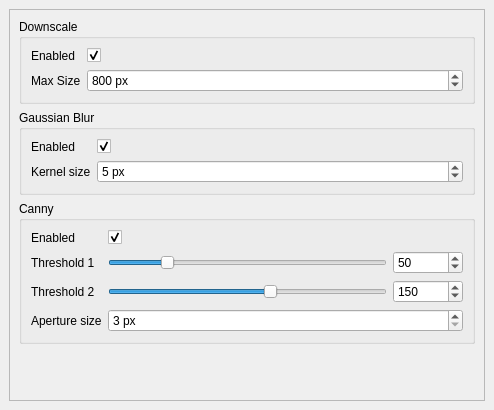
First picture: the form in src/preprocessor/gui/properties_dock.ui, repository CAMBioMed/preprocessor, before the edit.
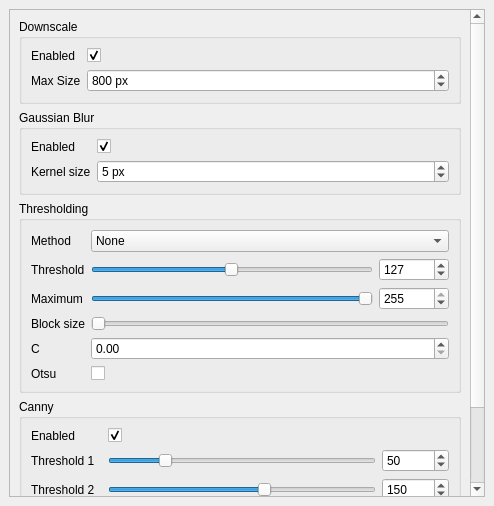
Second picture: the form after the edit.

Commit message: Trying to add thresholding

Patch:
```diff
--- a/src/preprocessor/gui/properties_dock.ui
+++ b/src/preprocessor/gui/properties_dock.ui
@@ -7,7 +7,7 @@
     <x>0</x>
     <y>0</y>
     <width>494</width>
-    <height>410</height>
+    <height>506</height>
    </rect>
   </property>
   <property name="windowTitle">
@@ -26,7 +26,7 @@
          <x>0</x>
          <y>0</y>
          <width>460</width>
-         <height>434</height>
+         <height>662</height>
         </rect>
        </property>
        <property name="sizePolicy">
@@ -36,7 +36,7 @@
         </sizepolicy>
        </property>
        <layout class="QGridLayout" name="layoutScrollAreaPropertiesDock">
-        <item row="3" column="0">
+        <item row="4" column="0">
          <spacer name="verticalSpacer">
           <property name="orientation">
            <enum>Qt::Orientation::Vertical</enum>
@@ -159,8 +159,8 @@
           </layout>
          </widget>
         </item>
-        <item row="2" column="0">
-         <widget class="QGroupBox" name="group2Canny">
+        <item row="3" column="0">
+         <widget class="QGroupBox" name="group3Canny">
           <property name="sizePolicy">
            <sizepolicy hsizetype="Preferred" vsizetype="Fixed">
             <horstretch>0</horstretch>
@@ -306,6 +306,202 @@
           </layout>
          </widget>
         </item>
+        <item row="2" column="0">
+         <widget class="QGroupBox" name="group2Threshold">
+          <property name="title">
+           <string>Thresholding</string>
+          </property>
+          <layout class="QFormLayout" name="formLayout">
+           <item row="0" column="0">
+            <widget class="QLabel" name="labelThresholdingMethod">
+             <property name="text">
+              <string>Method</string>
+             </property>
+            </widget>
+           </item>
+           <item row="0" column="1">
+            <widget class="QComboBox" name="comboboxThresholdingMethod">
+             <item>
+              <property name="text">
+               <string>None</string>
+              </property>
+             </item>
+             <item>
+              <property name="text">
+               <string>Binary</string>
+              </property>
+             </item>
+             <item>
+              <property name="text">
+               <string>BinaryINV</string>
+              </property>
+             </item>
+             <item>
+              <property name="text">
+               <string>Trunc</string>
+              </property>
+             </item>
+             <item>
+              <property name="text">
+               <string>ToZero</string>
+              </property>
+             </item>
+             <item>
+              <property name="text">
+               <string>ToZeroINV</string>
+              </property>
+             </item>
+             <item>
+              <property name="text">
+               <string>Mean</string>
+              </property>
+             </item>
+             <item>
+              <property name="text">
+               <string>Gaussian</string>
+              </property>
+             </item>
+            </widget>
+           </item>
+           <item row="1" column="0">
+            <widget class="QLabel" name="labelThresholdingThreshold">
+             <property name="text">
+              <string>Threshold</string>
+             </property>
+            </widget>
+           </item>
+           <item row="2" column="0">
+            <widget class="QLabel" name="labelThresholdingMaximum">
+             <property name="text">
+              <string>Maximum</string>
+             </property>
+            </widget>
+           </item>
+           <item row="3" column="0">
+            <widget class="QLabel" name="labelThresholdingBlockSize">
+             <property name="text">
+              <string>Block size</string>
+             </property>
+            </widget>
+           </item>
+           <item row="4" column="0">
+            <widget class="QLabel" name="labelThresholdingC">
+             <property name="text">
+              <string>C</string>
+             </property>
+            </widget>
+           </item>
+           <item row="5" column="0">
+            <widget class="QLabel" name="labelThresholdingOtsu">
+             <property name="text">
+              <string>Otsu</string>
+             </property>
+            </widget>
+           </item>
+           <item row="5" column="1">
+            <widget class="QCheckBox" name="checkboxThresholdingOtsu">
+             <property name="text">
+              <string/>
+             </property>
+            </widget>
+           </item>
+           <item row="1" column="1">
+            <layout class="QHBoxLayout" name="layoutThresholdingThreshold">
+             <item>
+              <widget class="QSlider" name="sliderThresholdingThreshold">
+               <property name="sizePolicy">
+                <sizepolicy hsizetype="Expanding" vsizetype="Fixed">
+                 <horstretch>4</horstretch>
+                 <verstretch>0</verstretch>
+                </sizepolicy>
+               </property>
+               <property name="maximum">
+                <number>255</number>
+               </property>
+               <property name="value">
+                <number>127</number>
+               </property>
+               <property name="orientation">
+                <enum>Qt::Orientation::Horizontal</enum>
+               </property>
+              </widget>
+             </item>
+             <item>
+              <widget class="QSpinBox" name="spinboxThresholdingThreshold">
+               <property name="sizePolicy">
+                <sizepolicy hsizetype="Minimum" vsizetype="Fixed">
+                 <horstretch>1</horstretch>
+                 <verstretch>0</verstretch>
+                </sizepolicy>
+               </property>
+               <property name="maximum">
+                <number>255</number>
+               </property>
+               <property name="value">
+                <number>127</number>
+               </property>
+              </widget>
+             </item>
+            </layout>
+           </item>
+           <item row="2" column="1">
+            <layout class="QHBoxLayout" name="layoutThresholdingMaximum">
+             <item>
+              <widget class="QSlider" name="sliderThresholdingMaximum">
+               <property name="sizePolicy">
+                <sizepolicy hsizetype="Expanding" vsizetype="Fixed">
+                 <horstretch>4</horstretch>
+                 <verstretch>0</verstretch>
+                </sizepolicy>
+               </property>
+               <property name="maximum">
+                <number>255</number>
+               </property>
+               <property name="value">
+                <number>255</number>
+               </property>
+               <property name="orientation">
+                <enum>Qt::Orientation::Horizontal</enum>
+               </property>
+              </widget>
+             </item>
+             <item>
+              <widget class="QSpinBox" name="spinboxThresholdingMaximum">
+               <property name="sizePolicy">
+                <sizepolicy hsizetype="Minimum" vsizetype="Fixed">
+                 <horstretch>1</horstretch>
+                 <verstretch>0</verstretch>
+                </sizepolicy>
+               </property>
+               <property name="maximum">
+                <number>255</number>
+               </property>
+               <property name="value">
+                <number>255</number>
+               </property>
+              </widget>
+             </item>
+            </layout>
+           </item>
+           <item row="3" column="1">
+            <widget class="QSlider" name="sliderThresholdingBlockSize">
+             <property name="minimum">
+              <number>1</number>
+             </property>
+             <property name="singleStep">
+              <number>2</number>
+             </property>
+             <property name="orientation">
+              <enum>Qt::Orientation::Horizontal</enum>
+             </property>
+            </widget>
+           </item>
+           <item row="4" column="1">
+            <widget class="QDoubleSpinBox" name="spinboxThresholdingC"/>
+           </item>
+          </layout>
+         </widget>
+        </item>
        </layout>
       </widget>
      </widget>
```
The commit also changes 5 other files.
